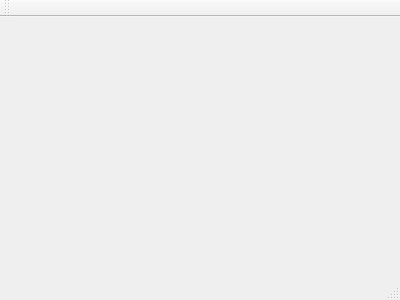
Before: the Qt Designer form Merger/Merger/merger.ui in axelvaindal/HermesProject, drawn with Qt 5.
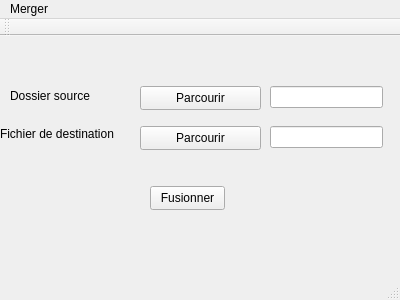
After: the same form once the commit is applied.

Commit message:
Interface graphique Merger
A nettoyer

Diff of the .ui file:
```diff
--- a/Merger/Merger/merger.ui
+++ b/Merger/Merger/merger.ui
@@ -12,13 +12,120 @@
   <property name="windowTitle" >
    <string>Merger</string>
   </property>
-  <widget class="QMenuBar" name="menuBar" />
-  <widget class="QToolBar" name="mainToolBar" />
-  <widget class="QWidget" name="centralWidget" />
-  <widget class="QStatusBar" name="statusBar" />
+  <widget class="QWidget" name="centralWidget">
+   <widget class="QPushButton" name="selectFolder">
+    <property name="geometry">
+     <rect>
+      <x>140</x>
+      <y>50</y>
+      <width>121</width>
+      <height>24</height>
+     </rect>
+    </property>
+    <property name="text">
+     <string>Parcourir</string>
+    </property>
+   </widget>
+   <widget class="QLabel" name="label">
+    <property name="geometry">
+     <rect>
+      <x>10</x>
+      <y>50</y>
+      <width>91</width>
+      <height>20</height>
+     </rect>
+    </property>
+    <property name="text">
+     <string>Dossier source</string>
+    </property>
+   </widget>
+   <widget class="QPushButton" name="selectJson">
+    <property name="geometry">
+     <rect>
+      <x>140</x>
+      <y>90</y>
+      <width>121</width>
+      <height>24</height>
+     </rect>
+    </property>
+    <property name="text">
+     <string>Parcourir</string>
+    </property>
+   </widget>
+   <widget class="QLabel" name="label_2">
+    <property name="geometry">
+     <rect>
+      <x>0</x>
+      <y>90</y>
+      <width>141</width>
+      <height>16</height>
+     </rect>
+    </property>
+    <property name="text">
+     <string>Fichier de destination</string>
+    </property>
+   </widget>
+   <widget class="QPushButton" name="merge">
+    <property name="geometry">
+     <rect>
+      <x>150</x>
+      <y>150</y>
+      <width>75</width>
+      <height>24</height>
+     </rect>
+    </property>
+    <property name="text">
+     <string>Fusionner</string>
+    </property>
+   </widget>
+   <widget class="QLineEdit" name="folder">
+    <property name="geometry">
+     <rect>
+      <x>270</x>
+      <y>50</y>
+      <width>113</width>
+      <height>22</height>
+     </rect>
+    </property>
+   </widget>
+   <widget class="QLineEdit" name="json">
+    <property name="geometry">
+     <rect>
+      <x>270</x>
+      <y>90</y>
+      <width>113</width>
+      <height>22</height>
+     </rect>
+    </property>
+   </widget>
+  </widget>
+  <widget class="QMenuBar" name="menuBar">
+   <property name="geometry">
+    <rect>
+     <x>0</x>
+     <y>0</y>
+     <width>400</width>
+     <height>21</height>
+    </rect>
+   </property>
+   <widget class="QMenu" name="menuMerger">
+    <property name="title">
+     <string>Merger</string>
+    </property>
+   </widget>
+   <addaction name="menuMerger"/>
+  </widget>
+  <widget class="QToolBar" name="mainToolBar">
+   <attribute name="toolBarArea">
+    <enum>TopToolBarArea</enum>
+   </attribute>
+   <attribute name="toolBarBreak">
+    <bool>false</bool>
+   </attribute>
+  </widget>
+  <widget class="QStatusBar" name="statusBar"/>
  </widget>
- <layoutDefault spacing="6" margin="11" />
- <pixmapfunction></pixmapfunction>
+ <layoutdefault spacing="6" margin="11"/>
  <resources/>
  <connections/>
 </ui>
```
Left out of the diff: 7 changed lines with no effect on the pictures. The commit also changes 15 other files.
